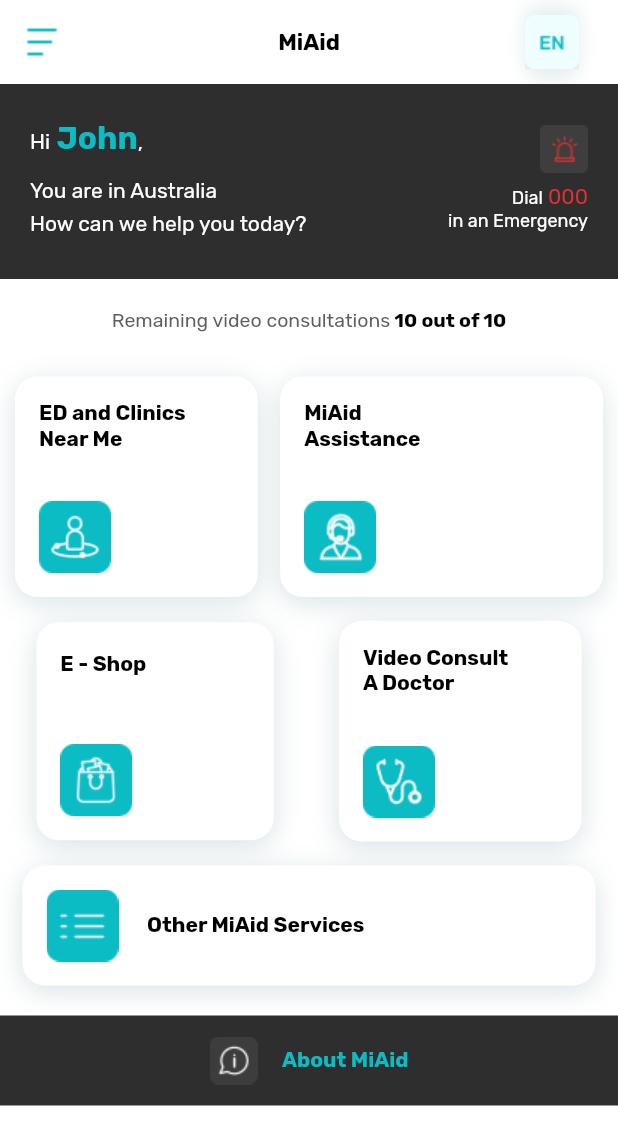
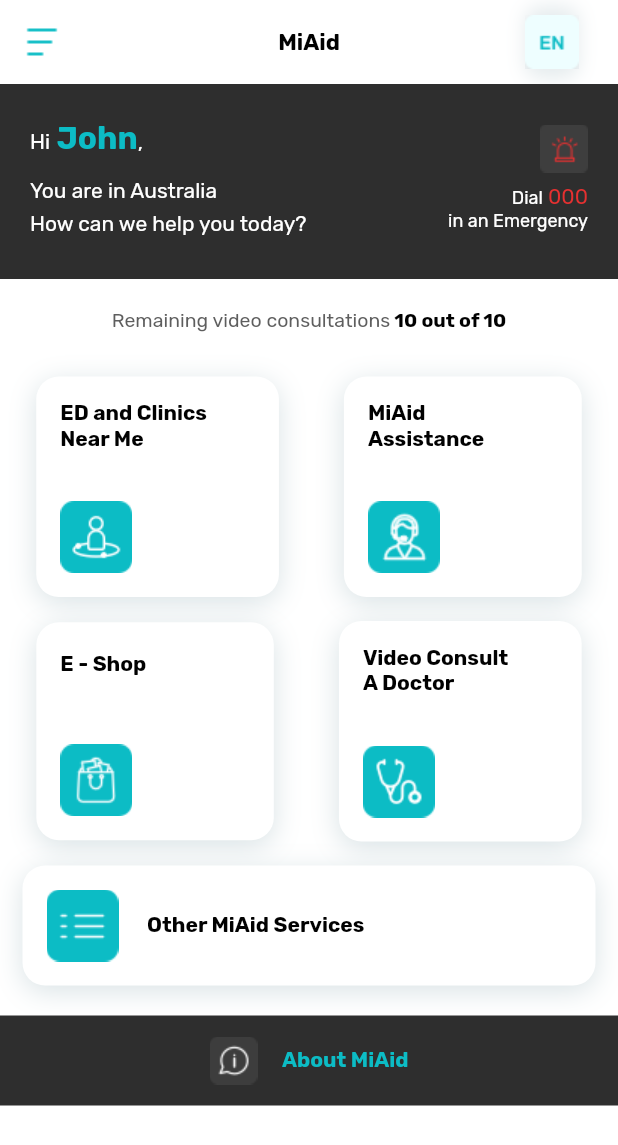
Before and after one commit to Marmik123/Mi-Aid-Flutter, a Flutter app: the HomeScreen screen opened directly, on a phone screen of 412 x 824 dp. Shown: the top 1145 px of the screen. Run offline on Flutter 3.47's test engine with Material 2 defaults, Android fonts, the phone set to English and light mode, and no system bars; our stand-ins replace country_code_picker, google_fonts, mask_text_input_formatter, modal_bottom_sheet, pin_code_fields; missing offline and left inert: get_utils.

Commit message:
+Update Release push

```diff
--- a/lib/component/miaid_card.dart
+++ b/lib/component/miaid_card.dart
@@ -8,8 +8,7 @@
 const colorgrey = Color(0xFF696969);
 
 Widget miAidCard(Widget child) {
-  return Expanded(
-    child: Container(
+  return Container(
     decoration: BoxDecoration(
       color: Colors.white,
       borderRadius: BorderRadius.circular(15),
@@ -26,7 +25,6 @@
       ],
     ),
     child: child,
-    ),
   );
 }
 
--- a/lib/main.dart
+++ b/lib/main.dart
@@ -1,5 +1,4 @@
 import 'dart:async';
-
 import 'package:flutter/material.dart';
 import 'package:miaid/view/user/sign_In_view/signIn.dart';
 
--- a/lib/view/user/home_screen.dart
+++ b/lib/view/user/home_screen.dart
@@ -607,7 +607,7 @@
                       miAidCard(
                         Padding(
                           padding: const EdgeInsets.only(
-                              left: 16, top: 16, bottom: 16),
+                              left: 16, top: 16, bottom: 16, right: 65),
                           child: Column(
                             crossAxisAlignment: CrossAxisAlignment.start,
                             children: [
@@ -770,6 +770,7 @@
             Padding(
               padding: const EdgeInsets.only(
                 top: 20,
+                bottom: 20,
               ),
               child: InkWell(
                 onTap: () {
```
Lines whose indentation alone changed are shown as unchanged.
